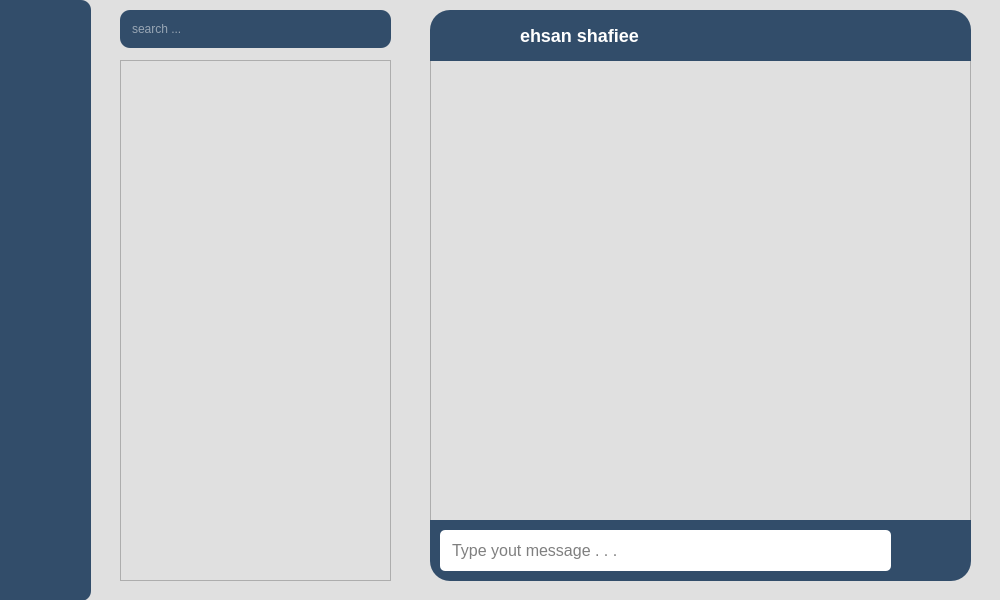
The window that chatpage.ui (esh83/chat-application) describes before a commit, drawn with Qt 5.
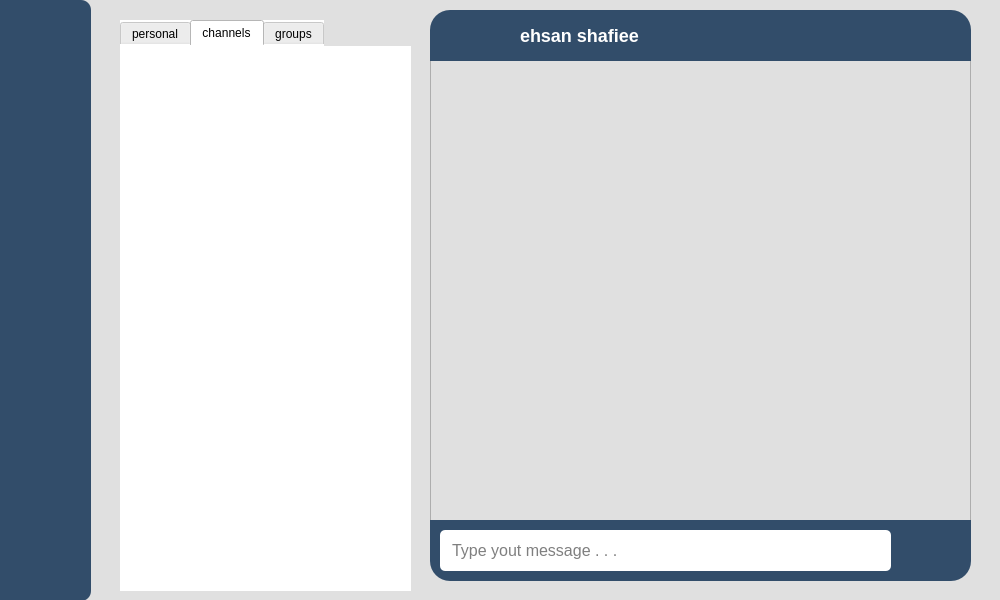
The same window after the commit. The open tabs and pages were chosen to show the change. Icons and pictures are not drawn.

Commit message: tab widget added for messages list

Patch:
```diff
--- a/chatpage.ui
+++ b/chatpage.ui
@@ -82,57 +82,6 @@
     </property>
    </widget>
   </widget>
-  <widget class="QLineEdit" name="inputsearch">
-   <property name="geometry">
-    <rect>
-     <x>120</x>
-     <y>10</y>
-     <width>271</width>
-     <height>38</height>
-    </rect>
-   </property>
-   <property name="sizePolicy">
-    <sizepolicy hsizetype="Preferred" vsizetype="Fixed">
-     <horstretch>0</horstretch>
-     <verstretch>0</verstretch>
-    </sizepolicy>
-   </property>
-   <property name="styleSheet">
-    <string notr="true">border-radius:10px;
-background-color:#324D6A;
-color:white;
-padding:10px;
-outline: none;
-border:none;
-
-</string>
-   </property>
-   <property name="text">
-    <string/>
-   </property>
-   <property name="placeholderText">
-    <string>search ...</string>
-   </property>
-  </widget>
-  <widget class="QListWidget" name="messagesList">
-   <property name="geometry">
-    <rect>
-     <x>120</x>
-     <y>60</y>
-     <width>271</width>
-     <height>521</height>
-    </rect>
-   </property>
-   <property name="styleSheet">
-    <string notr="true"/>
-   </property>
-   <property name="horizontalScrollBarPolicy">
-    <enum>Qt::ScrollBarAlwaysOff</enum>
-   </property>
-   <property name="autoScroll">
-    <bool>true</bool>
-   </property>
-  </widget>
   <widget class="QListWidget" name="chatsList">
    <property name="geometry">
     <rect>
@@ -240,6 +189,99 @@
     </property>
    </widget>
   </widget>
+  <widget class="QTabWidget" name="tabWidget">
+   <property name="geometry">
+    <rect>
+     <x>120</x>
+     <y>20</y>
+     <width>291</width>
+     <height>571</height>
+    </rect>
+   </property>
+   <property name="styleSheet">
+    <string notr="true">border:none;
+outline:none;
+background-color:white;</string>
+   </property>
+   <property name="currentIndex">
+    <number>2</number>
+   </property>
+   <widget class="QWidget" name="tab_chats">
+    <attribute name="title">
+     <string>personal</string>
+    </attribute>
+    <widget class="QListWidget" name="messagesList_chat">
+     <property name="geometry">
+      <rect>
+       <x>0</x>
+       <y>0</y>
+       <width>291</width>
+       <height>541</height>
+      </rect>
+     </property>
+     <property name="styleSheet">
+      <string notr="true"/>
+     </property>
+     <property name="horizontalScrollBarPolicy">
+      <enum>Qt::ScrollBarAlwaysOff</enum>
+     </property>
+     <property name="autoScroll">
+      <bool>true</bool>
+     </property>
+    </widget>
+   </widget>
+   <widget class="QWidget" name="tab_channels">
+    <property name="styleSheet">
+     <string notr="true"/>
+    </property>
+    <attribute name="title">
+     <string>channels</string>
+    </attribute>
+    <widget class="QListWidget" name="messagesList_channel">
+     <property name="geometry">
+      <rect>
+       <x>0</x>
+       <y>0</y>
+       <width>291</width>
+       <height>541</height>
+      </rect>
+     </property>
+     <property name="styleSheet">
+      <string notr="true"/>
+     </property>
+     <property name="horizontalScrollBarPolicy">
+      <enum>Qt::ScrollBarAlwaysOff</enum>
+     </property>
+     <property name="autoScroll">
+      <bool>true</bool>
+     </property>
+    </widget>
+   </widget>
+   <widget class="QWidget" name="tab_group">
+    <attribute name="title">
+     <string>groups</string>
+    </attribute>
+    <widget class="QListWidget" name="messagesList_group">
+     <property name="geometry">
+      <rect>
+       <x>0</x>
+       <y>0</y>
+       <width>291</width>
+       <height>541</height>
+      </rect>
+     </property>
+     <property name="styleSheet">
+      <string notr="true"/>
+     </property>
+     <property name="horizontalScrollBarPolicy">
+      <enum>Qt::ScrollBarAlwaysOff</enum>
+     </property>
+     <property name="autoScroll">
+      <bool>true</bool>
+     </property>
+    </widget>
+   </widget>
+  </widget>
  </widget>
  <resources>
   <include location="source.qrc"/>
```
The commit also changes 1 other file.
